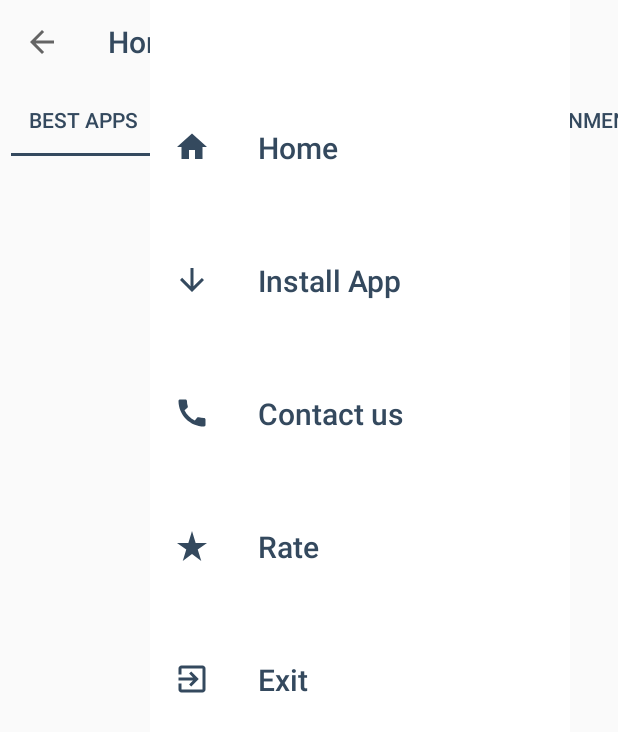
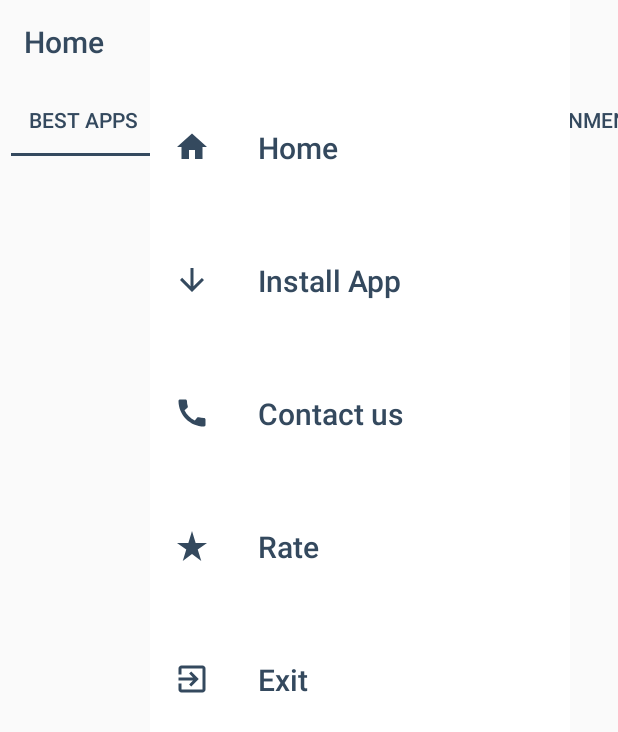
Before and after one commit to princeparmar0234/Aatmanirbhar_App_Store, an Android app: the screen it shows after launch (RetriveActivity), on a phone screen of 412 x 824 dp. Shown: the top 732 px of the screen. Run offline under Robolectric (Android 15) with nearby library versions, the phone set to English and light mode, and no system bars; our stand-ins replace AdMob, Firebase (no records; nobody signed in at launch, a user with empty details on screens opened directly), Picasso; libraries missing offline, so code that uses them is left out: com.infideap.drawerbehavior, com.irozon.alertview; plain views replace AdvanceDrawerLayout; 9 statements that could not run were skipped.

Commit message:
Indian App Store

```diff
--- a/app/build.gradle
+++ b/app/build.gradle
@@ -5,7 +5,7 @@ plugins {
 }
 
 android {
-    compileSdkVersion 30
+    compileSdkVersion 31
     buildToolsVersion "30.0.2"
 
     defaultConfig {
--- a/app/src/main/AndroidManifest.xml
+++ b/app/src/main/AndroidManifest.xml
@@ -20,10 +20,8 @@
             </intent-filter>
         </receiver>
 
-        <activity android:name=".Contact_us">
-
-        </activity>
         <activity android:name=".Install_application"></activity>
+        <activity android:name=".Contact_us"></activity>
         <activity android:name=".RetriveActivity">
             <intent-filter>
                 <action android:name="android.intent.action.MAIN" />
--- a/app/src/main/java/com/example/aatmanirbhar/Contact_us.java
+++ b/app/src/main/java/com/example/aatmanirbhar/Contact_us.java
@@ -1,4 +1,4 @@
-package  ;
+package com.example.aatmanirbhar;
 
 import android.app.ProgressDialog;
 import android.content.Context;
--- a/app/src/main/java/com/example/aatmanirbhar/RetriveActivity.java
+++ b/app/src/main/java/com/example/aatmanirbhar/RetriveActivity.java
@@ -54,7 +54,14 @@ public class RetriveActivity extends AppCompatActivity {
         super.onCreate(savedInstanceState);
         setContentView(R.layout.activity_retrive);
 
+
+        //setSupportActionBar(toolbar);
+
+        toolbar=findViewById(R.id.toolbar);
+        //getSupportActionBar().setDisplayHomeAsUpEnabled(true);
+//        getSupportActionBar().setTitle("Home");
         broadcastReceiver=new NetworkChangeReceiver();
+
 
         mInterstitialAd = new InterstitialAd(this);
         mInterstitialAd.setAdUnitId("ca-app-pub-3903791531866996/9268938018");
@@ -62,6 +69,7 @@ public class RetriveActivity extends AppCompatActivity {
 
         tabLayout=findViewById(R.id.tablayout);
         viewPager=findViewById(R.id.viewpager);
+
 
 
         ArrayList<String> arrayList=new ArrayList<>();
@@ -104,14 +112,12 @@ public class RetriveActivity extends AppCompatActivity {
     }
 
     public void  navigation(){
-        toolbar=findViewById(R.id.toolbar);
+
 
         navigationView=findViewById(R.id.nav_view);
         drawerLayout=findViewById(R.id.drawer_layout);
 
-        setSupportActionBar(toolbar);
-        getSupportActionBar().setDisplayHomeAsUpEnabled(true);
-        getSupportActionBar().setTitle("Home");
+
         drawerLayout.setRadius(GravityCompat.START, 25);
         drawerLayout.setViewScale(Gravity.START, 0.9f);
         drawerLayout.setViewElevation(Gravity.START,20);
--- a/app/src/main/res/layout/activity_retrive.xml
+++ b/app/src/main/res/layout/activity_retrive.xml
@@ -32,8 +32,8 @@
     <androidx.appcompat.widget.Toolbar
         android:layout_width="match_parent"
         android:id="@+id/toolbar"
+        app:title="Home"
         app:titleTextColor="@color/purple_700"
-
         android:layout_height="?actionBarSize"/>
     <com.google.android.material.tabs.TabLayout
         android:id="@+id/tablayout"
--- a/app/src/main/res/values-night/themes.xml
+++ b/app/src/main/res/values-night/themes.xml
@@ -1,16 +1,24 @@
 <resources xmlns:tools="http://schemas.android.com/tools">
     <!-- Base application theme. -->
-    <style name="Theme.Aatmanirbhar" parent="Theme.MaterialComponents.DayNight.DarkActionBar">
+    <style name="Theme.Aatmanirbhar" parent="Theme.AppCompat.Light.NoActionBar">
         <!-- Primary brand color. -->
-        <item name="colorPrimary">@color/purple_200</item>
+        <item name="colorPrimary">@color/purple_500</item>
         <item name="colorPrimaryVariant">@color/purple_700</item>
-        <item name="colorOnPrimary">@color/black</item>
+        <item name="colorOnPrimary">@color/white</item>
         <!-- Secondary brand color. -->
         <item name="colorSecondary">@color/teal_200</item>
-        <item name="colorSecondaryVariant">@color/teal_200</item>
+        <item name="colorSecondaryVariant">@color/teal_700</item>
         <item name="colorOnSecondary">@color/black</item>
         <!-- Status bar color. -->
         <item name="android:statusBarColor" tools:targetApi="l">?attr/colorPrimaryVariant</item>
+
         <!-- Customize your theme here. -->
     </style>
+    <style name="NavigationTheme" parent="Theme.Aatmanirbhar">
+        <item name="android:textSize">20sp</item>
+        <item name="android:layout_marginBottom">15dp</item>
+        <item name="android:layout_marginTop">15dp</item>
+
+    </style>
+
 </resources>
```
